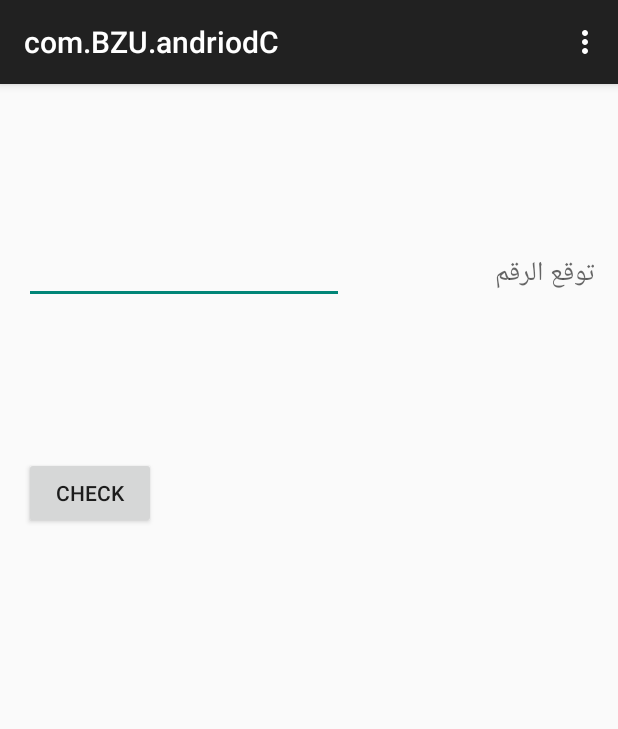
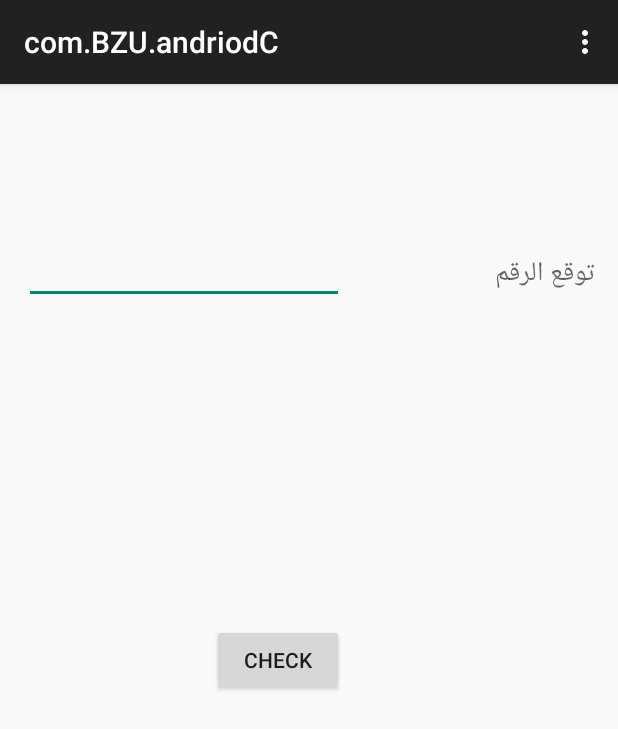
Before and after one commit to nkhalaf/com.BZU.andriodC, an Android app: the screen it shows after launch (MainActivity), on a phone screen of 412 x 824 dp. Shown: the top 729 px of the screen. Run offline under Robolectric (Android 15) with nearby library versions, the phone set to English and light mode, and no system bars.

Commit message:
Assiment 1

```diff
--- a/app/src/main/res/layout/activity_main.xml
+++ b/app/src/main/res/layout/activity_main.xml
@@ -34,7 +34,8 @@
         android:layout_height="wrap_content"
         android:text="check"
         android:id="@+id/button"
-        android:layout_marginTop="102dp"
-        android:layout_below="@+id/editText" />
+        android:layout_centerVertical="true"
+        android:layout_alignRight="@+id/editText"
+        android:layout_alignEnd="@+id/editText" />
 
 </RelativeLayout>
```
